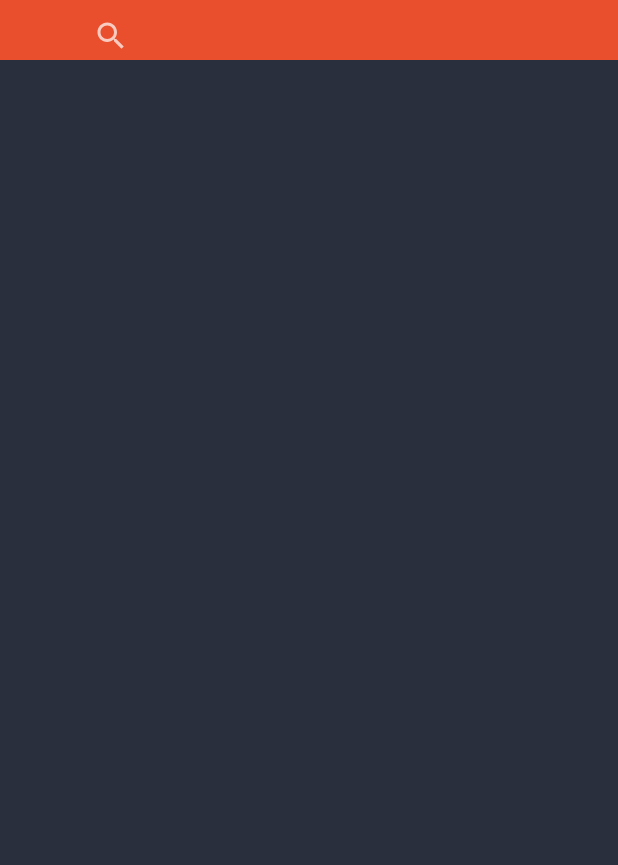
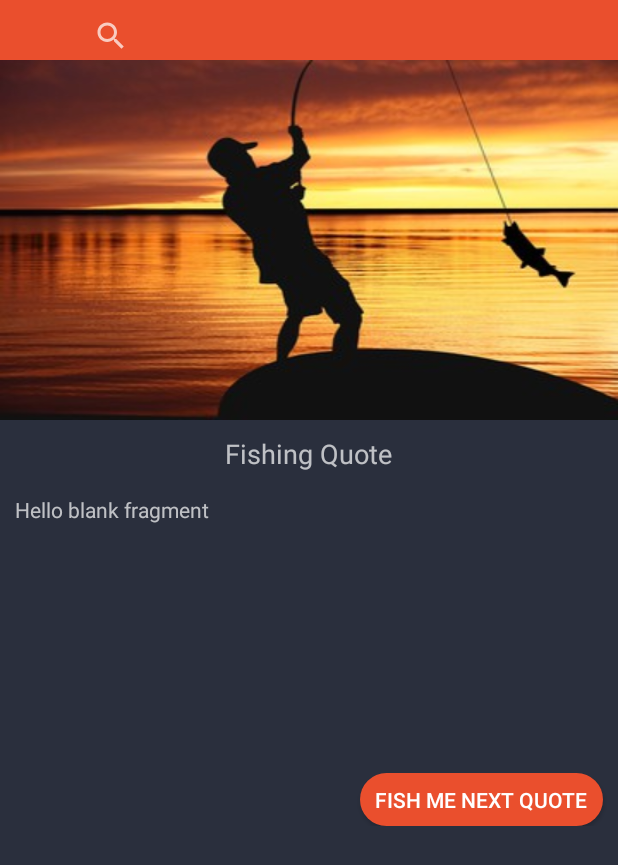
Before and after one commit to nmateev/FishOnAndroidApplication, an Android app: the HomeActivity screen opened directly, with no data from a screen before it, on a phone screen of 412 x 824 dp. Shown: the top 865 px of the screen. Run offline under Robolectric (Android 15) with nearby library versions, the phone set to English and light mode, and no system bars; libraries missing offline, so code that uses them is left out: com.mikepenz.google_material_typeface_library, com.mikepenz.materialdrawer; 1 statement that could not run was skipped.

Commit message:
Finished home fragment and other improvements

```diff
--- a/FishOn/app/src/main/AndroidManifest.xml
+++ b/FishOn/app/src/main/AndroidManifest.xml
@@ -9,14 +9,14 @@
         android:roundIcon="@mipmap/fishonicon"
         android:supportsRtl="true"
         android:theme="@style/AppTheme">
-        <activity android:name=".AppLaunchActivity">
+        <activity android:name="com.mateev.fishon.views.AppLaunchActivity">
             <intent-filter>
                 <action android:name="android.intent.action.MAIN" />
 
                 <category android:name="android.intent.category.LAUNCHER" />
             </intent-filter>
         </activity>
-        <activity android:name=".HomeActivity">
+        <activity android:name="com.mateev.fishon.views.HomeActivity">
         </activity>
     </application>
 
--- a/FishOn/app/src/main/java/com/mateev/fishon/AppLaunchActivity.java
+++ b/FishOn/app/src/main/java/com/mateev/fishon/views/AppLaunchActivity.java
@@ -1,15 +1,15 @@
-package com.mateev.fishon;
+package com.mateev.fishon.views;
 
 import android.content.Context;
 import android.content.Intent;
 import android.support.v7.app.AppCompatActivity;
 import android.os.Bundle;
-import android.view.View;
 import android.view.animation.AlphaAnimation;
 import android.view.animation.Animation;
 import android.widget.ImageView;
 import android.widget.TextView;
-import android.widget.Toast;
+
+import com.mateev.fishon.R;
 
 public class AppLaunchActivity extends AppCompatActivity {
     private ImageView mAppLaunchImage;
--- a/FishOn/app/src/main/java/com/mateev/fishon/HomeActivity.java
+++ b/FishOn/app/src/main/java/com/mateev/fishon/views/HomeActivity.java
@@ -1,13 +1,17 @@
-package com.mateev.fishon;
+package com.mateev.fishon.views;
 
 import android.os.Bundle;
 import android.support.v7.widget.Toolbar;
 
 
+import com.mateev.fishon.R;
+
 import java.util.Objects;
 
 public class HomeActivity extends DrawerActivity {
     private Toolbar mDrawerToolbar;
+    private HomeActivityFragment mHomeActivityFragment;
+
 
     @Override
     protected void onCreate(Bundle savedInstanceState) {
@@ -16,7 +20,14 @@ public class HomeActivity extends DrawerActivity {
         mDrawerToolbar = findViewById(R.id.t_drawer_toolbar);
         setSupportActionBar(mDrawerToolbar);
         Objects.requireNonNull(getSupportActionBar()).setDisplayShowTitleEnabled(false);
-     //   getSupportActionBar().setIcon(R.drawable.search);
+        //   getSupportActionBar().setIcon(R.drawable.search);
+        mHomeActivityFragment = HomeActivityFragment.createNewInstance();
+
+        getFragmentManager()
+                .beginTransaction()
+                .replace(R.id.quote_content, mHomeActivityFragment)
+                .commit();
+
 
     }
 
--- /dev/null
+++ b/FishOn/app/src/main/java/com/mateev/fishon/views/HomeActivityFragment.java
@@ -0,0 +1,46 @@
+package com.mateev.fishon.views;
+
+import android.os.Bundle;
+import android.text.method.ScrollingMovementMethod;
+import android.view.LayoutInflater;
+import android.view.View;
+import android.view.ViewGroup;
+import android.view.animation.AlphaAnimation;
+import android.widget.Button;
+import android.app.Fragment;
+import android.widget.TextView;
+
+import com.mateev.fishon.R;
+
+public class HomeActivityFragment extends Fragment {
+
+    private Button mQuoteButton;
+    private TextView mQuoteTextView;
+    private AlphaAnimation mButtonClickAnimation;
+
+    public HomeActivityFragment() {
+        // Required empty public constructor
+    }
+
+    @Override
+    public View onCreateView(LayoutInflater inflater, ViewGroup container,
+                             Bundle savedInstanceState) {
+        // Inflate the layout for this fragment
+        View root = inflater.inflate(R.layout.fragment_home_activity, container, false);
+        mQuoteTextView = root.findViewById(R.id.tv_quote_text);
+        mQuoteTextView.setMovementMethod(new ScrollingMovementMethod());
+        mQuoteButton = root.findViewById(R.id.btn_fish_for_quote);
+        mButtonClickAnimation = new AlphaAnimation(1F, 0.3F);
+        mQuoteButton.setOnClickListener(view -> {
+            view.startAnimation(mButtonClickAnimation);
+
+            mQuoteTextView.setText("Text for testing");
+        });
+
+        return root;
+    }
+
+    public static HomeActivityFragment createNewInstance() {
+        return new HomeActivityFragment();
+    }
+}
--- /dev/null
+++ b/FishOn/app/src/main/res/drawable/round_button.xml
@@ -0,0 +1,11 @@
+<?xml version="1.0" encoding="utf-8"?>
+<shape xmlns:android="http://schemas.android.com/apk/res/android"
+    android:shape="rectangle">
+    <corners android:radius="20dp" />
+    <solid android:color="@color/colorAccent" />
+    <padding
+        android:bottom="5dp"
+        android:left="10dp"
+        android:right="10dp"
+        android:top="5dp" />
+</shape>
--- a/FishOn/app/src/main/res/layout/activity_app_launch.xml
+++ b/FishOn/app/src/main/res/layout/activity_app_launch.xml
@@ -3,16 +3,15 @@
     xmlns:tools="http://schemas.android.com/tools"
     android:layout_width="match_parent"
     android:layout_height="match_parent"
-    tools:context=".AppLaunchActivity">
+    tools:context="com.mateev.fishon.views.AppLaunchActivity">
 
     <ImageView
         android:id="@+id/iv_app_launch_image"
         android:layout_width="wrap_content"
         android:layout_height="wrap_content"
+        android:contentDescription="@string/application_start_image"
         android:scaleType="fitXY"
-        android:contentDescription="@string/application_start_image"
-        android:src="@drawable/applaunchpicture"
-        />
+        android:src="@drawable/applaunchpicture" />
 
     <TextView
         android:id="@+id/tv_welcome_message"
@@ -22,7 +21,7 @@
         android:layout_alignParentTop="true"
         android:layout_centerHorizontal="true"
         android:gravity="center"
-        android:paddingTop="10dp"
+        android:paddingTop="@dimen/smallpadding"
         android:text="@string/welcome_to_fishon" />
 
     <TextView
@@ -32,8 +31,8 @@
         android:layout_alignParentBottom="true"
         android:layout_centerHorizontal="true"
         android:paddingBottom="5dp"
+        android:text="@string/start_journey_icon"
         android:textColor="@color/colorAccent"
-        android:text="@string/start_journey_icon"
         android:textSize="@dimen/MediumText" />
 
 
--- a/FishOn/app/src/main/res/layout/activity_home.xml
+++ b/FishOn/app/src/main/res/layout/activity_home.xml
@@ -3,7 +3,7 @@
     xmlns:tools="http://schemas.android.com/tools"
     android:layout_width="match_parent"
     android:layout_height="match_parent"
-    tools:context=".HomeActivity">
+    tools:context="com.mateev.fishon.views.HomeActivity">
 
 
     <android.support.v7.widget.Toolbar
@@ -19,23 +19,17 @@
         android:layout_height="wrap_content"
         android:orientation="horizontal">
 
-
-        <!--<EditText
-            android:id="@+id/et_toolbar_search_field"
-            android:layout_width="300dp"
-            android:layout_height="wrap_content"
-            android:layout_marginStart="50dp"
-            android:hint="@string/search_for_places" />-->
         <SearchView
             android:layout_width="300dp"
             android:layout_height="wrap_content"
             android:layout_marginStart="50dp"
             android:queryHint="@string/search_for_places">
         </SearchView>
-        <!-- <ImageView
-             android:layout_width="wrap_content"
-             android:layout_height="wrap_content"
-             android:src="@drawable/search"/>-->
     </LinearLayout>
 
+    <FrameLayout
+        android:id="@+id/quote_content"
+        android:layout_width="match_parent"
+        android:layout_height="wrap_content"
+        android:layout_below="@+id/t_drawer_toolbar"/>
 </RelativeLayout>
--- /dev/null
+++ b/FishOn/app/src/main/res/layout/fragment_home_activity.xml
@@ -0,0 +1,60 @@
+<?xml version="1.0" encoding="utf-8"?>
+<RelativeLayout xmlns:android="http://schemas.android.com/apk/res/android"
+    xmlns:tools="http://schemas.android.com/tools"
+    android:id="@+id/rl_fragment_layout"
+    android:layout_width="match_parent"
+    android:layout_height="match_parent"
+    tools:context="com.mateev.fishon.views.HomeActivity">
+
+    <ImageView
+        android:id="@+id/iv_home_activity_base_image"
+        android:layout_width="match_parent"
+        android:layout_height="wrap_content"
+        android:contentDescription="@string/fish_me_next_quote"
+        android:scaleType="fitXY"
+        android:src="@drawable/homeactivitybasepicture" />
+
+    <TextView
+        android:id="@+id/tv_quote_text_view"
+        android:layout_width="wrap_content"
+        android:layout_height="wrap_content"
+        android:layout_below="@+id/iv_home_activity_base_image"
+        android:gravity="center"
+        android:layout_centerInParent="true"
+        android:text="@string/fishing_quote"
+        android:textSize="@dimen/SmallText"
+        android:layout_marginTop="@dimen/smallmargin"
+        android:layout_marginBottom="5dp"/>
+
+    <ScrollView
+        android:id="@+id/sv_scroll_view_text"
+        android:layout_width="match_parent"
+        android:layout_height="185dp"
+        android:layout_below="@+id/tv_quote_text_view"
+        android:scrollbarFadeDuration="450"
+        android:scrollbarSize="5dip"
+        android:scrollbarThumbVertical="@color/colorAccent">
+
+        <TextView
+            android:id="@+id/tv_quote_text"
+            android:layout_width="match_parent"
+            android:layout_height="wrap_content"
+            android:paddingBottom="@dimen/smallpadding"
+            android:paddingEnd="@dimen/smallpadding"
+            android:paddingStart="@dimen/smallpadding"
+            android:paddingTop="@dimen/smallpadding"
+            android:scrollbars="vertical"
+            android:text="@string/hello_blank_fragment" />
+    </ScrollView>
+
+    <Button
+        android:id="@+id/btn_fish_for_quote"
+        android:layout_width="wrap_content"
+        android:layout_height="35dp"
+        android:layout_alignEnd="@+id/sv_scroll_view_text"
+        android:layout_below="@id/sv_scroll_view_text"
+        android:background="@drawable/round_button"
+        android:layout_marginTop="@dimen/smallmargin"
+        android:layout_marginEnd="@dimen/smallmargin"
+        android:text="@string/fish_me_next_quote" />
+</RelativeLayout>
--- a/FishOn/app/src/main/res/values/dimens.xml
+++ b/FishOn/app/src/main/res/values/dimens.xml
@@ -2,5 +2,8 @@
 <resources>
     <dimen name="BigText">30sp</dimen>
     <dimen name="MediumText">22sp</dimen>
+    <dimen name="SmallText">18sp</dimen>
     <dimen name="material_drawer_item_primary_text">18sp</dimen>
+    <dimen name="smallpadding">10dp</dimen>
+    <dimen name="smallmargin">10dp</dimen>
 </resources>
--- a/FishOn/app/src/main/res/values/strings.xml
+++ b/FishOn/app/src/main/res/values/strings.xml
@@ -4,4 +4,9 @@
     <string name="start_journey_icon">Click anywhere to start your journey</string>
     <string name="application_start_image">Application start image</string>
     <string name="search_for_places">Search for places</string>
+
+    <!-- TODO: Remove or change this placeholder text -->
+    <string name="hello_blank_fragment">Hello blank fragment</string>
+    <string name="fish_me_next_quote">Fish me next quote</string>
+    <string name="fishing_quote">Fishing Quote</string>
 </resources>
```
Also changed, not shown: FishOn/app/src/main/java/com/mateev/fishon/views/DrawerActivity.java (renamed from FishOn/app/src/main/java/com/mateev/fishon/DrawerActivity.java, +7 -4 lines), FishOn/app/src/main/res/drawable/applaunchpicture.jpg, FishOn/app/src/main/res/drawable/applaunchpicture1.jpg (deleted), FishOn/app/src/main/res/drawable/applaunchpicture2.png (deleted), FishOn/app/src/main/res/drawable/applaunchpicture6.jpg (added), FishOn/app/src/main/res/drawable/fishforquotebuttonimage.png (added), FishOn/app/src/main/res/drawable/fishonbuttonimage.png (deleted), FishOn/app/src/main/res/drawable/homeactivitybasepicture.jpg (added), FishOn/app/src/main/res/drawable/search.png (deleted).
